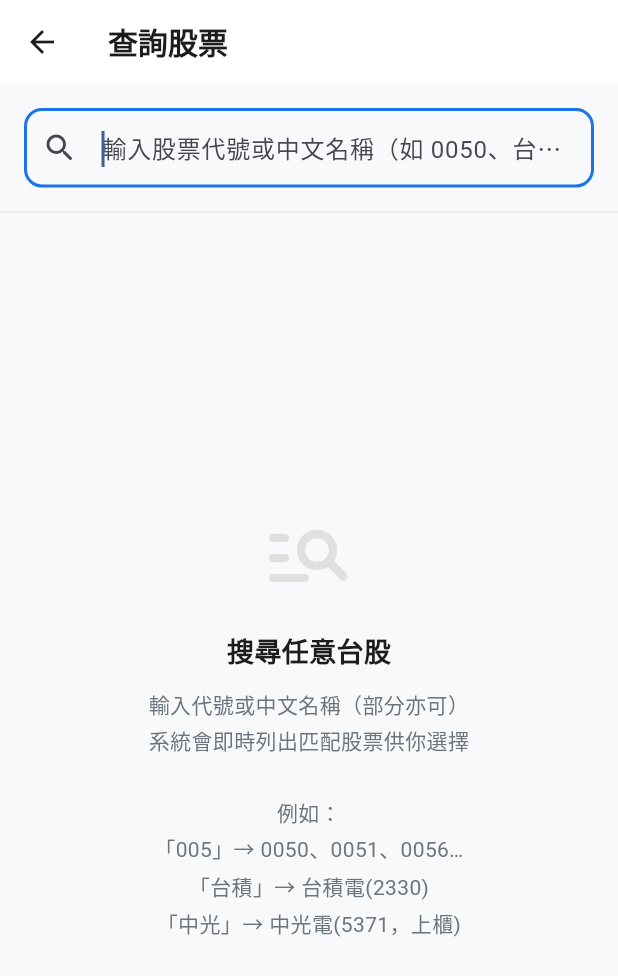
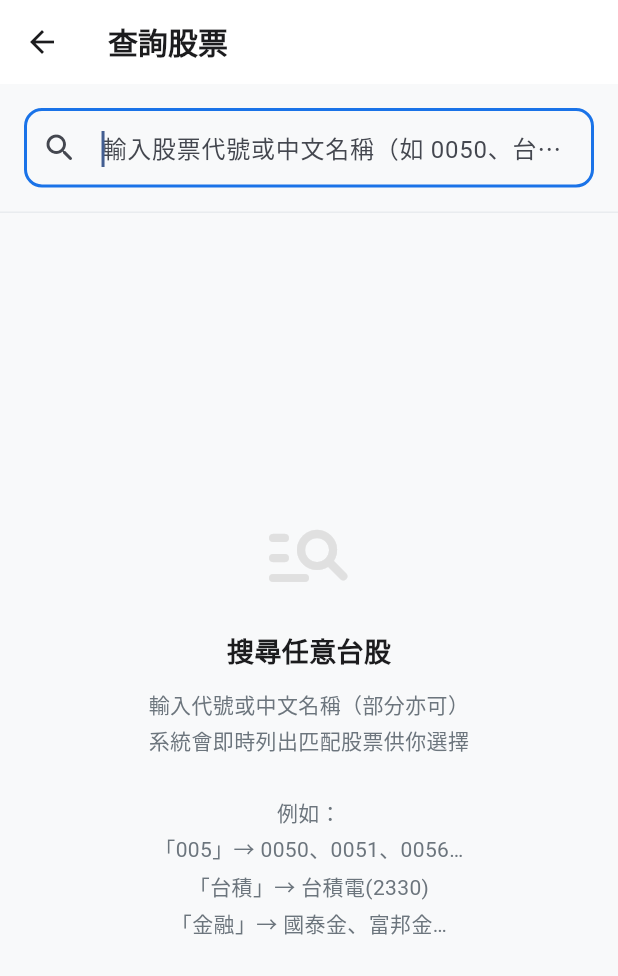
Before and after one commit to hank92312/Savestock, a Flutter app: the AddStockScreen screen opened directly, on a phone screen of 412 x 824 dp. Shown: the top 976 px of the screen. Run offline on Flutter 3.47's test engine with Material 3 defaults, Android fonts, the phone set to English and light mode, and no system bars; our stand-ins replace shared_preferences; accounts and stored records are empty; network calls fail.

Commit message:
fix: remove OTC example from search hint text
Replace "中光電(5371，上櫃)" with "金融→國泰金、富邦金…"
to match the 上市-only scope decision.

Co-Authored-By: Claude Sonnet 4.6 <noreply@anthropic.com>

```diff
--- a/frontend/lib/screens/add_stock_screen.dart
+++ b/frontend/lib/screens/add_stock_screen.dart
@@ -420,7 +420,7 @@ class _EmptyView extends StatelessWidget {
             ),
             const SizedBox(height: 10),
             const Text(
-              '輸入代號或中文名稱（部分亦可）\n系統會即時列出匹配股票供你選擇\n\n例如：\n「005」→ 0050、0051、0056…\n「台積」→ 台積電(2330)\n「中光」→ 中光電(5371，上櫃)',
+              '輸入代號或中文名稱（部分亦可）\n系統會即時列出匹配股票供你選擇\n\n例如：\n「005」→ 0050、0051、0056…\n「台積」→ 台積電(2330)\n「金融」→ 國泰金、富邦金…',
               textAlign: TextAlign.center,
               style: TextStyle(
                 fontSize: 14,
```
